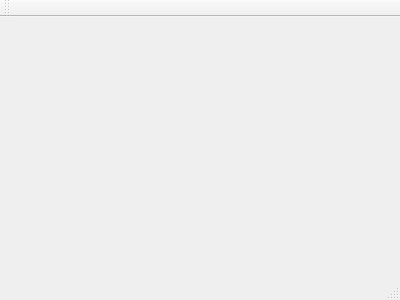
The window that dot11_analyzer/mainwindow.ui (ZoRuri/bob_wireless_task) describes before a commit, drawn with Qt 5.
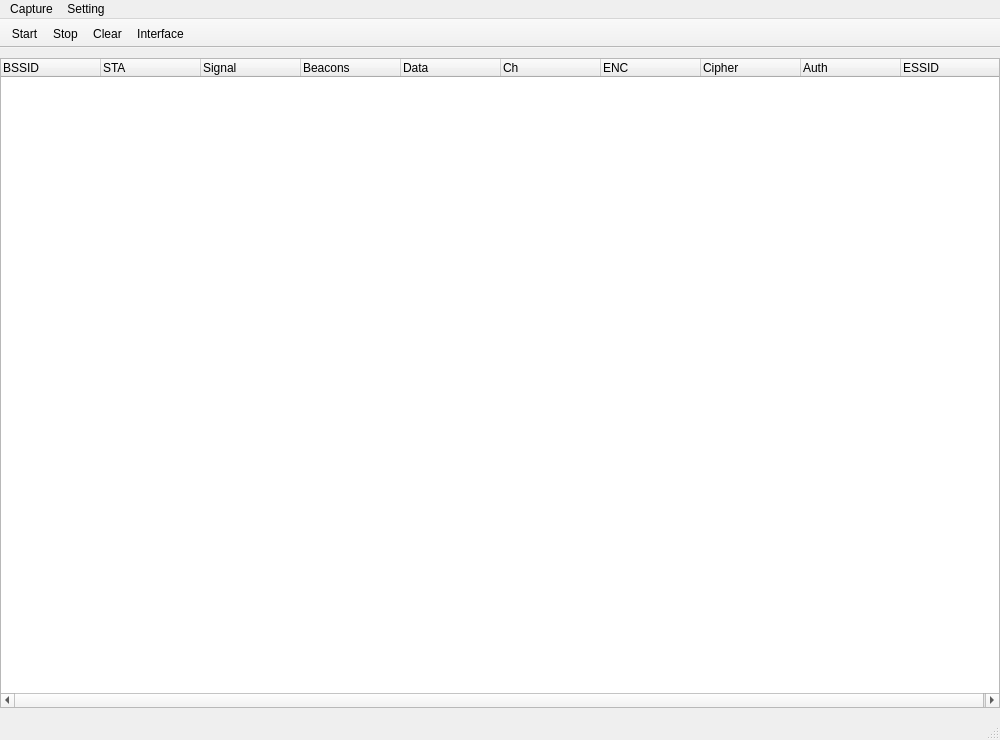
The same window after the commit.

The edit to the form file:
```diff
--- a/dot11_analyzer/mainwindow.ui
+++ b/dot11_analyzer/mainwindow.ui
@@ -1,24 +1,143 @@
 <ui version="4.0">
  <class>MainWindow</class>
- <widget class="QMainWindow" name="MainWindow" >
-  <property name="geometry" >
+ <widget class="QMainWindow" name="MainWindow">
+  <property name="geometry">
    <rect>
     <x>0</x>
     <y>0</y>
-    <width>400</width>
-    <height>300</height>
+    <width>1000</width>
+    <height>740</height>
    </rect>
   </property>
   <property name="windowTitle" >
    <string>MainWindow</string>
   </property>
-  <widget class="QMenuBar" name="menuBar" />
-  <widget class="QToolBar" name="mainToolBar" />
-  <widget class="QWidget" name="centralWidget" />
-  <widget class="QStatusBar" name="statusBar" />
+  <widget class="QWidget" name="centralWidget">
+   <widget class="QTreeWidget" name="treeWidget">
+    <property name="geometry">
+     <rect>
+      <x>0</x>
+      <y>10</y>
+      <width>1000</width>
+      <height>650</height>
+     </rect>
+    </property>
+    <column>
+     <property name="text">
+      <string>BSSID</string>
+     </property>
+    </column>
+    <column>
+     <property name="text">
+      <string>STA</string>
+     </property>
+    </column>
+    <column>
+     <property name="text">
+      <string>Signal</string>
+     </property>
+    </column>
+    <column>
+     <property name="text">
+      <string>Beacons</string>
+     </property>
+    </column>
+    <column>
+     <property name="text">
+      <string>Data</string>
+     </property>
+    </column>
+    <column>
+     <property name="text">
+      <string>Ch</string>
+     </property>
+    </column>
+    <column>
+     <property name="text">
+      <string>ENC</string>
+     </property>
+    </column>
+    <column>
+     <property name="text">
+      <string>Cipher</string>
+     </property>
+    </column>
+    <column>
+     <property name="text">
+      <string>Auth</string>
+     </property>
+    </column>
+    <column>
+     <property name="text">
+      <string>ESSID</string>
+     </property>
+    </column>
+   </widget>
+  </widget>
+  <widget class="QMenuBar" name="menuBar">
+   <property name="geometry">
+    <rect>
+     <x>0</x>
+     <y>0</y>
+     <width>1000</width>
+     <height>25</height>
+    </rect>
+   </property>
+   <widget class="QMenu" name="menuCapture">
+    <property name="title">
+     <string>Capture</string>
+    </property>
+    <addaction name="actionStart"/>
+    <addaction name="actionStop"/>
+    <addaction name="actionClear"/>
+   </widget>
+   <widget class="QMenu" name="menuSetting">
+    <property name="title">
+     <string>Setting</string>
+    </property>
+    <addaction name="actionInterface"/>
+   </widget>
+   <addaction name="menuCapture"/>
+   <addaction name="menuSetting"/>
+  </widget>
+  <widget class="QToolBar" name="mainToolBar">
+   <property name="movable">
+    <bool>false</bool>
+   </property>
+   <attribute name="toolBarArea">
+    <enum>TopToolBarArea</enum>
+   </attribute>
+   <attribute name="toolBarBreak">
+    <bool>true</bool>
+   </attribute>
+   <addaction name="actionStart"/>
+   <addaction name="actionStop"/>
+   <addaction name="actionClear"/>
+   <addaction name="actionInterface"/>
+  </widget>
+  <widget class="QStatusBar" name="statusBar"/>
+  <action name="actionStart">
+   <property name="text">
+    <string>Start</string>
+   </property>
+  </action>
+  <action name="actionStop">
+   <property name="text">
+    <string>Stop</string>
+   </property>
+  </action>
+  <action name="actionClear">
+   <property name="text">
+    <string>Clear</string>
+   </property>
+  </action>
+  <action name="actionInterface">
+   <property name="text">
+    <string>Interface</string>
+   </property>
+  </action>
  </widget>
- <layoutDefault spacing="6" margin="11" />
- <pixmapfunction></pixmapfunction>
+ <layoutdefault spacing="6" margin="11"/>
  <resources/>
  <connections/>
 </ui>
```
Left out of the diff: 5 changed lines with no effect on the pictures.
